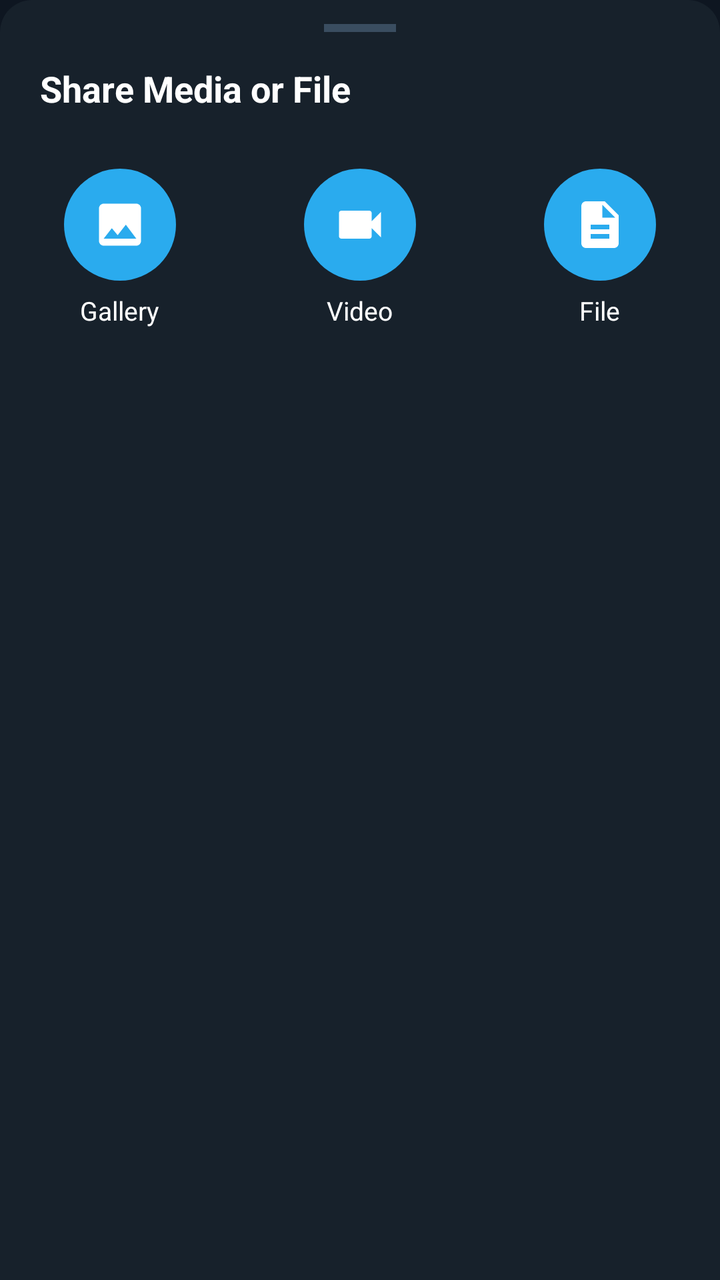
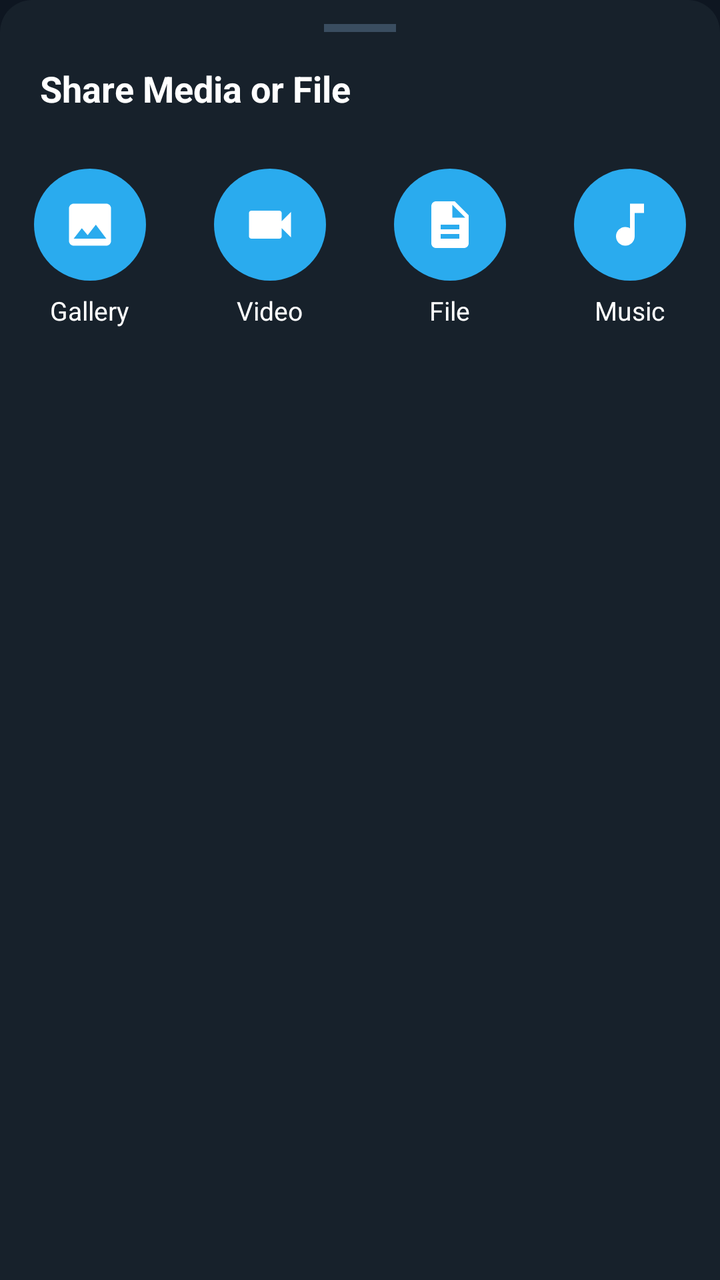

An Android layout rendered at two revisions. The XML below is the earlier revision; the diff shows what the commit changed to produce the second picture.
<!-- AndroidManifest.xml: application theme Theme.NexGram -->
<!-- res/layout/dialog_attachment_picker.xml -->
<?xml version="1.0" encoding="utf-8"?>
<LinearLayout xmlns:android="http://schemas.android.com/apk/res/android"
    xmlns:app="http://schemas.android.com/apk/res-auto"
    android:layout_width="match_parent"
    android:layout_height="wrap_content"
    android:orientation="vertical"
    android:background="@drawable/bg_bottom_sheet"
    android:paddingTop="12dp"
    android:paddingBottom="24dp">

    
    <View
        android:layout_width="36dp"
        android:layout_height="4dp"
        android:layout_gravity="center_horizontal"
        android:background="#3A4D60"
        android:layout_marginBottom="16dp" />

    <TextView
        android:layout_width="wrap_content"
        android:layout_height="wrap_content"
        android:text="Share Media or File"
        android:textColor="#FFFFFF"
        android:textSize="18sp"
        android:textStyle="bold"
        android:paddingStart="20dp"
        android:paddingEnd="20dp"
        android:paddingBottom="12dp" />

    <LinearLayout
        android:layout_width="match_parent"
        android:layout_height="wrap_content"
        android:orientation="horizontal"
        android:gravity="center"
        android:paddingTop="8dp"
        android:paddingBottom="8dp">

        
        <LinearLayout
            android:id="@+id/btnAttachGallery"
            android:layout_width="0dp"
            android:layout_weight="1"
            android:layout_height="wrap_content"
            android:orientation="vertical"
            android:gravity="center"
            android:background="?android:attr/selectableItemBackground"
            android:padding="8dp">

            <FrameLayout
                android:layout_width="56dp"
                android:layout_height="56dp"
                android:background="@drawable/circle_avatar"
                app:tint="#007EE5">

                <ImageView
                    android:layout_width="28dp"
                    android:layout_height="28dp"
                    android:layout_gravity="center"
                    android:src="@drawable/ic_attach_gallery"
                    app:tint="#FFFFFF" />
            </FrameLayout>

            <TextView
                android:layout_width="wrap_content"
                android:layout_height="wrap_content"
                android:layout_marginTop="6dp"
                android:text="Gallery"
                android:textColor="#FFFFFF"
                android:textSize="13sp" />
        </LinearLayout>

        
        <LinearLayout
            android:id="@+id/btnAttachVideo"
            android:layout_width="0dp"
            android:layout_weight="1"
            android:layout_height="wrap_content"
            android:orientation="vertical"
            android:gravity="center"
            android:background="?android:attr/selectableItemBackground"
            android:padding="8dp">

            <FrameLayout
                android:layout_width="56dp"
                android:layout_height="56dp"
                android:background="@drawable/circle_avatar"
                app:tint="#E53935">

                <ImageView
                    android:layout_width="28dp"
                    android:layout_height="28dp"
                    android:layout_gravity="center"
                    android:src="@drawable/ic_attach_video"
                    app:tint="#FFFFFF" />
            </FrameLayout>

            <TextView
                android:layout_width="wrap_content"
                android:layout_height="wrap_content"
                android:layout_marginTop="6dp"
                android:text="Video"
                android:textColor="#FFFFFF"
                android:textSize="13sp" />
        </LinearLayout>

        
        <LinearLayout
            android:id="@+id/btnAttachFile"
            android:layout_width="0dp"
            android:layout_weight="1"
            android:layout_height="wrap_content"
            android:orientation="vertical"
            android:gravity="center"
            android:background="?android:attr/selectableItemBackground"
            android:padding="8dp">

            <FrameLayout
                android:layout_width="56dp"
                android:layout_height="56dp"
                android:background="@drawable/circle_avatar"
                app:tint="#43A047">

                <ImageView
                    android:layout_width="28dp"
                    android:layout_height="28dp"
                    android:layout_gravity="center"
                    android:src="@drawable/ic_attach_document"
                    app:tint="#FFFFFF" />
            </FrameLayout>

            <TextView
                android:layout_width="wrap_content"
                android:layout_height="wrap_content"
                android:layout_marginTop="6dp"
                android:text="File"
                android:textColor="#FFFFFF"
                android:textSize="13sp" />
        </LinearLayout>

    </LinearLayout>

</LinearLayout>
<!-- resources referenced by this layout -->
<resources>
  <!-- drawable bg_bottom_sheet (drawable) -->
  <?xml version="1.0" encoding="utf-8"?>
  <shape xmlns:android="http://schemas.android.com/apk/res/android"
      android:shape="rectangle">
      <solid android:color="@color/bg_dark_secondary" />
      <corners
          android:topLeftRadius="16dp"
          android:topRightRadius="16dp" />
  </shape>
  <!-- drawable circle_avatar (drawable) -->
  <?xml version="1.0" encoding="utf-8"?>
  <shape xmlns:android="http://schemas.android.com/apk/res/android"
      android:shape="oval">
      <solid android:color="@color/primary" />
  </shape>
  <!-- drawable ic_attach_document (drawable) -->
  <vector xmlns:android="http://schemas.android.com/apk/res/android"
      android:width="24dp"
      android:height="24dp"
      android:viewportWidth="24"
      android:viewportHeight="24">
      <path
          android:fillColor="#FFFFFFFF"
          android:pathData="M14,2H6c-1.1,0 -1.99,0.9 -1.99,2L4,20c0,1.1 0.89,2 1.99,2H18c1.1,0 2,-0.9 2,-2V8l-6,-6zm2,16H8v-2h8v2zm0,-4H8v-2h8v2zm-3,-5V3.5L18.5,9H13z"/>
  </vector>
  <!-- drawable ic_attach_gallery (drawable) -->
  <vector xmlns:android="http://schemas.android.com/apk/res/android"
      android:width="24dp"
      android:height="24dp"
      android:viewportWidth="24"
      android:viewportHeight="24">
      <path
          android:fillColor="#FFFFFFFF"
          android:pathData="M21,19V5c0,-1.1 -0.9,-2 -2,-2H5c-1.1,0 -2,0.9 -2,2v14c0,1.1 0.9,2 2,2h14c1.1,0 2,-0.9 2,-2zM8.5,13.5l2.5,3.01L14.5,12l4.5,6H5l3.5,-4.5z"/>
  </vector>
  <!-- drawable ic_attach_video (drawable) -->
  <vector xmlns:android="http://schemas.android.com/apk/res/android"
      android:width="24dp"
      android:height="24dp"
      android:viewportWidth="24"
      android:viewportHeight="24">
      <path
          android:fillColor="#FFFFFFFF"
          android:pathData="M17,10.5V7c0,-0.55 -0.45,-1 -1,-1H4c-0.55,0 -1,0.45 -1,1v10c0,0.55 0.45,1 1,1h12c0.55,0 1,-0.45 1,-1v-3.5l4,4v-11l-4,4z"/>
  </vector>
  <style name="Theme.NexGram" parent="Theme.MaterialComponents.DayNight.NoActionBar">
          <item name="colorPrimary">@color/primary</item>
          <item name="colorPrimaryDark">@color/primary_dark</item>
          <item name="colorAccent">@color/accent</item>
          <item name="android:windowBackground">@color/bg_dark</item>
          <item name="android:textColorPrimary">@color/text_primary</item>
          <item name="android:textColorSecondary">@color/text_secondary</item>
      </style>
  <color name="bg_dark_secondary">#17212B</color>
  <color name="primary">#2AABEE</color>
  <color name="primary_dark">#229ED9</color>
  <color name="accent">#54A9EB</color>
  <color name="bg_dark">#0E1621</color>
  <color name="text_primary">#FFFFFF</color>
  <color name="text_secondary">#7F91A4</color>
</resources>

<!-- the commit's change to res/layout/dialog_attachment_picker.xml (unified diff, before → after) -->
@@ -137,6 +137,40 @@
                 android:textSize="13sp" />
         </LinearLayout>
 
+        
+        <LinearLayout
+            android:id="@+id/btnAttachAudio"
+            android:layout_width="0dp"
+            android:layout_weight="1"
+            android:layout_height="wrap_content"
+            android:orientation="vertical"
+            android:gravity="center"
+            android:background="?android:attr/selectableItemBackground"
+            android:padding="8dp">
+
+            <FrameLayout
+                android:layout_width="56dp"
+                android:layout_height="56dp"
+                android:background="@drawable/circle_avatar"
+                app:tint="#FB8C00">
+
+                <ImageView
+                    android:layout_width="28dp"
+                    android:layout_height="28dp"
+                    android:layout_gravity="center"
+                    android:src="@drawable/ic_attach_music"
+                    app:tint="#FFFFFF" />
+            </FrameLayout>
+
+            <TextView
+                android:layout_width="wrap_content"
+                android:layout_height="wrap_content"
+                android:layout_marginTop="6dp"
+                android:text="Music"
+                android:textColor="#FFFFFF"
+                android:textSize="13sp" />
+        </LinearLayout>
+
     </LinearLayout>
 
 </LinearLayout>
<!-- resource entries referenced after the edit -->
@@ -35,6 +35,16 @@
           android:fillColor="#FFFFFFFF"
           android:pathData="M21,19V5c0,-1.1 -0.9,-2 -2,-2H5c-1.1,0 -2,0.9 -2,2v14c0,1.1 0.9,2 2,2h14c1.1,0 2,-0.9 2,-2zM8.5,13.5l2.5,3.01L14.5,12l4.5,6H5l3.5,-4.5z"/>
   </vector>
+  <!-- drawable ic_attach_music (drawable) -->
+  <vector xmlns:android="http://schemas.android.com/apk/res/android"
+      android:width="24dp"
+      android:height="24dp"
+      android:viewportWidth="24"
+      android:viewportHeight="24">
+      <path
+          android:fillColor="#FFFFFFFF"
+          android:pathData="M12,3v10.55c-0.59,-0.34 -1.27,-0.55 -2,-0.55 -2.21,0 -4,1.79 -4,4s1.79,4 4,4 4,-1.79 4,-4V7h4V3h-6z"/>
+  </vector>
   <!-- drawable ic_attach_video (drawable) -->
   <vector xmlns:android="http://schemas.android.com/apk/res/android"
       android:width="24dp"
